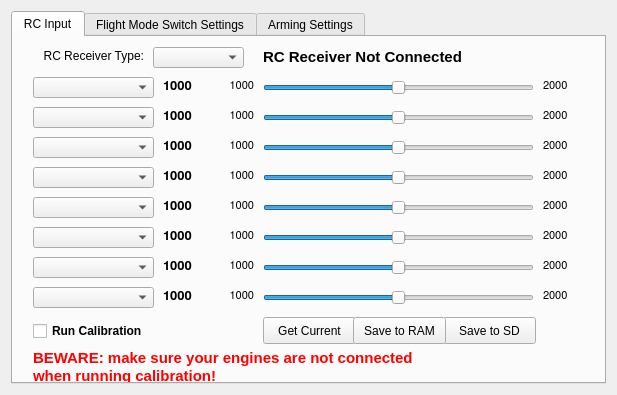
The window that ground/openpilotgcs/src/plugins/config/input.ui (openpilot/OpenPilot) describes before a commit, drawn with Qt 5.
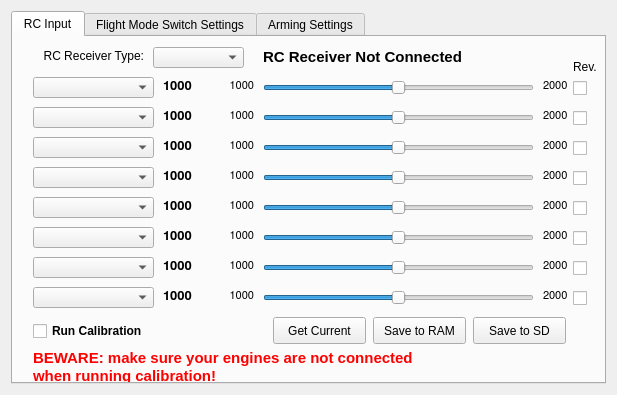
The same window after the commit.

Commit message: OP-347 Implement the option to reverse the input controls on the config gadget: this is mostly useful for people with TX which do not offer this option. Tested on my small hex.

Diff of the .ui file:
```diff
--- a/ground/openpilotgcs/src/plugins/config/input.ui
+++ b/ground/openpilotgcs/src/plugins/config/input.ui
@@ -226,7 +226,7 @@
       <widget class="QPushButton" name="getRCInputCurrent">
        <property name="geometry">
         <rect>
-         <x>250</x>
+         <x>260</x>
          <y>280</y>
          <width>93</width>
          <height>27</height>
@@ -353,7 +353,7 @@
       <widget class="QPushButton" name="saveRCInputToSD">
        <property name="geometry">
         <rect>
-         <x>430</x>
+         <x>460</x>
          <y>280</y>
          <width>93</width>
          <height>27</height>
@@ -428,7 +428,7 @@
       <widget class="QPushButton" name="saveRCInputToRAM">
        <property name="geometry">
         <rect>
-         <x>340</x>
+         <x>360</x>
          <y>280</y>
          <width>93</width>
          <height>27</height>
@@ -1189,6 +1189,123 @@
         <enum>Qt::Horizontal</enum>
        </property>
       </widget>
+      <widget class="QCheckBox" name="ch0Rev">
+       <property name="geometry">
+        <rect>
+         <x>560</x>
+         <y>40</y>
+         <width>21</width>
+         <height>22</height>
+        </rect>
+       </property>
+       <property name="text">
+        <string/>
+       </property>
+      </widget>
+      <widget class="QLabel" name="label">
+       <property name="geometry">
+        <rect>
+         <x>560</x>
+         <y>20</y>
+         <width>31</width>
+         <height>20</height>
+        </rect>
+       </property>
+       <property name="text">
+        <string>Rev.</string>
+       </property>
+      </widget>
+      <widget class="QCheckBox" name="ch1Rev">
+       <property name="geometry">
+        <rect>
+         <x>560</x>
+         <y>70</y>
+         <width>21</width>
+         <height>22</height>
+        </rect>
+       </property>
+       <property name="text">
+        <string/>
+       </property>
+      </widget>
+      <widget class="QCheckBox" name="ch2Rev">
+       <property name="geometry">
+        <rect>
+         <x>560</x>
+         <y>100</y>
+         <width>21</width>
+         <height>22</height>
+        </rect>
+       </property>
+       <property name="text">
+        <string/>
+       </property>
+      </widget>
+      <widget class="QCheckBox" name="ch3Rev">
+       <property name="geometry">
+        <rect>
+         <x>560</x>
+         <y>130</y>
+         <width>21</width>
+         <height>22</height>
+        </rect>
+       </property>
+       <property name="text">
+        <string/>
+       </property>
+      </widget>
+      <widget class="QCheckBox" name="ch4Rev">
+       <property name="geometry">
+        <rect>
+         <x>560</x>
+         <y>160</y>
+         <width>21</width>
+         <height>22</height>
+        </rect>
+       </property>
+       <property name="text">
+        <string/>
+       </property>
+      </widget>
+      <widget class="QCheckBox" name="ch5Rev">
+       <property name="geometry">
+        <rect>
+         <x>560</x>
+         <y>190</y>
+         <width>21</width>
+         <height>22</height>
+        </rect>
+       </property>
+       <property name="text">
+        <string/>
+       </property>
+      </widget>
+      <widget class="QCheckBox" name="ch6Rev">
+       <property name="geometry">
+        <rect>
+         <x>560</x>
+         <y>220</y>
+         <width>21</width>
+         <height>22</height>
+        </rect>
+       </property>
+       <property name="text">
+        <string/>
+       </property>
+      </widget>
+      <widget class="QCheckBox" name="ch7Rev">
+       <property name="geometry">
+        <rect>
+         <x>560</x>
+         <y>250</y>
+         <width>21</width>
+         <height>22</height>
+        </rect>
+       </property>
+       <property name="text">
+        <string/>
+       </property>
+      </widget>
      </widget>
      <widget class="QWidget" name="tab_3">
       <attribute name="title">
```
The commit also changes 2 other files.
